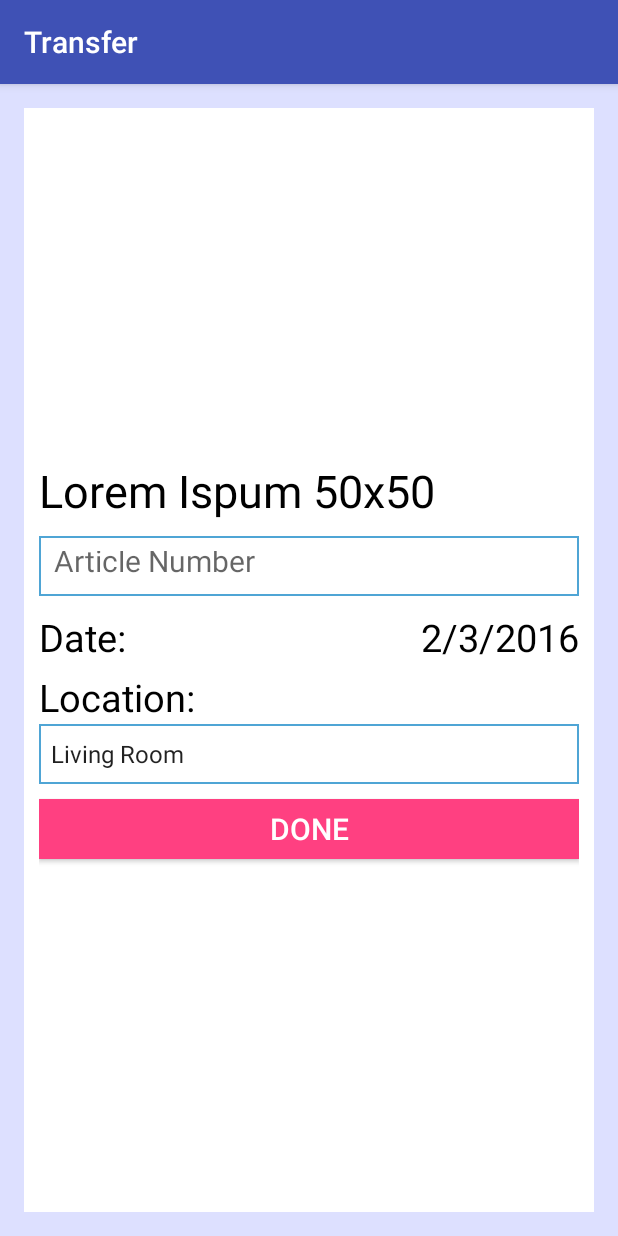
After one commit to ccastell/Transfer-System, an Android app: the Dashboard screen opened directly, with no data from a screen before it, on a phone screen of 412 x 824 dp. The commit adds this screen. Run offline under Robolectric (Android 15) with nearby library versions, the phone set to English and light mode, and no system bars.

Commit message:
XML is almost done

```diff
--- a/Application/app/src/main/AndroidManifest.xml
+++ b/Application/app/src/main/AndroidManifest.xml
@@ -15,6 +15,7 @@
                 <category android:name="android.intent.category.LAUNCHER" />
             </intent-filter>
         </activity>
+        <activity android:name=".Dashboard"></activity>
     </application>
 
 </manifest>
--- /dev/null
+++ b/Application/app/src/main/java/com/example/transfer/Dashboard.java
@@ -0,0 +1,13 @@
+package com.example.transfer;
+
+import android.support.v7.app.AppCompatActivity;
+import android.os.Bundle;
+
+public class Dashboard extends AppCompatActivity {
+
+    @Override
+    protected void onCreate(Bundle savedInstanceState) {
+        super.onCreate(savedInstanceState);
+        setContentView(R.layout.activity_dashboard);
+    }
+}
--- /dev/null
+++ b/Application/app/src/main/res/drawable/boxwithborder.xml
@@ -0,0 +1,5 @@
+<?xml version="1.0" encoding="utf-8"?>
+<shape xmlns:android="http://schemas.android.com/apk/res/android" android:shape="rectangle" >
+    <solid android:color="#ffffff" />
+    <stroke android:width="1dip" android:color="#4fa5d5"/>
+</shape>
--- /dev/null
+++ b/Application/app/src/main/res/layout/activity_dashboard.xml
@@ -0,0 +1,127 @@
+<?xml version="1.0" encoding="utf-8"?>
+<RelativeLayout xmlns:android="http://schemas.android.com/apk/res/android"
+    xmlns:tools="http://schemas.android.com/tools"
+    android:id="@+id/activity_dashboard"
+    android:layout_width="match_parent"
+    android:layout_height="match_parent"
+    android:paddingBottom="@dimen/activity_vertical_margin"
+    android:paddingLeft="@dimen/activity_horizontal_margin"
+    android:paddingRight="@dimen/activity_horizontal_margin"
+    android:paddingTop="@dimen/activity_vertical_margin"
+    android:background="@color/colorBackground"
+    tools:context="com.example.transfer.Dashboard">
+
+    <RelativeLayout
+        android:layout_width="match_parent"
+        android:layout_height="match_parent"
+        android:layout_alignParentTop="true"
+        android:background="@color/colorWhite"
+        android:layout_alignParentStart="true"
+        android:padding="10dp"
+        android:gravity="center">
+
+
+        <TextView
+            android:text="Lorem Ispum 50x50"
+            android:layout_width="match_parent"
+            android:layout_height="wrap_content"
+            android:id="@+id/article_name_textview"
+            android:textSize="30dp"
+            android:textColor="@color/colorBlack"
+            android:layout_alignParentTop="true"
+            android:layout_marginTop="10dp" />
+
+        <EditText
+            android:layout_width="match_parent"
+            android:layout_height="@dimen/activity_inputbox_height"
+            android:layout_below="@id/article_name_textview"
+            android:textColor="@color/colorBlack"
+            android:inputType="textPersonName"
+            android:hint="Article Number"
+            android:textSize="@dimen/activity_inputbox_textsize"
+            android:padding="10dp"
+            android:id="@+id/article_number_input"
+            android:background="@drawable/boxwithborder"
+            android:layout_centerHorizontal="true"
+            android:layout_marginTop="10dp" />
+
+
+        <LinearLayout
+            android:layout_width="match_parent"
+            android:layout_height="wrap_content"
+            android:orientation="horizontal"
+            android:id="@+id/date_view"
+            android:layout_marginTop="10dp"
+            android:layout_below="@id/article_number_input"
+            android:weightSum="2">
+            <TextView
+                android:text="Date:"
+                android:layout_width="wrap_content"
+                android:layout_height="30dp"
+                android:layout_gravity="left"
+                android:layout_weight="1"
+                android:textSize="25dp"
+                android:textColor="@color/colorBlack"
+                />
+
+            <TextView
+                android:text="2/3/2016"
+                android:layout_width="166dp"
+                android:layout_height="30dp"
+                android:layout_gravity="right"
+                android:layout_weight="1"
+                android:textSize="25dp"
+                android:textColor="@color/colorBlack"
+                android:textAlignment="viewEnd"
+                android:id="@+id/date__text_view"
+                />
+        </LinearLayout>
+
+        <LinearLayout
+            android:layout_width="match_parent"
+            android:layout_height="wrap_content"
+            android:orientation="vertical"
+            android:id="@+id/location_view"
+            android:layout_marginTop="10dp"
+            android:layout_below="@id/date_view"
+            android:weightSum="2">
+
+            <TextView
+                android:text="Location:"
+                android:layout_width="wrap_content"
+                android:layout_height="30dp"
+                android:layout_gravity="left"
+                android:layout_weight="1"
+                android:textSize="25dp"
+                android:textColor="@color/colorBlack"/>
+
+            <Spinner
+                android:layout_marginTop="5dp"
+                android:layout_width="match_parent"
+                android:layout_height="40dp"
+                android:entries="@array/departments"
+                android:background="@drawable/boxwithborder"
+                android:id="@+id/spinner"
+                android:textSize="25dp"
+                android:layout_gravity="right"/>
+        </LinearLayout>
+
+
+        <Button
+            android:text="Done"
+            android:layout_width="match_parent"
+            android:layout_height="@dimen/activity_button_height"
+            android:layout_marginTop="10dp"
+            android:textSize="@dimen/activity_button_textsize"
+            android:id="@+id/done_button"
+            android:layout_below="@+id/location_view"
+            android:background="@color/colorAccent"
+            android:layout_centerHorizontal="true"
+            android:textColor="@color/colorWhite"
+            android:layout_marginBottom="10dp" />
+
+
+    </RelativeLayout>
+
+
+</RelativeLayout>
--- a/Application/app/src/main/res/layout/activity_main.xml
+++ b/Application/app/src/main/res/layout/activity_main.xml
@@ -8,10 +8,55 @@
     android:paddingLeft="@dimen/activity_horizontal_margin"
     android:paddingRight="@dimen/activity_horizontal_margin"
     android:paddingTop="@dimen/activity_vertical_margin"
+    android:gravity="center"
+    android:background="@color/colorBackground"
     tools:context="com.example.transfer.MainActivity">
 
-    <TextView
+    <RelativeLayout
         android:layout_width="wrap_content"
         android:layout_height="wrap_content"
-        android:text="Hello World!" />
+        android:paddingLeft="10dp"
+        android:paddingRight="10dp"
+        android:background="@drawable/boxwithborder"
+        >
+    <EditText
+        android:layout_width="@dimen/main_button_width"
+        android:layout_height="@dimen/activity_inputbox_height"
+        android:inputType="textPersonName"
+        android:hint="UserName"
+        android:textSize="@dimen/activity_inputbox_textsize"
+        android:padding="10dp"
+        android:layout_alignParentTop="true"
+        android:id="@+id/user_name_input"
+        android:background="@drawable/boxwithborder"
+        android:layout_centerHorizontal="true"
+        android:layout_marginTop="10dp"/>
+
+    <EditText
+        android:layout_width="@dimen/main_button_width"
+        android:layout_height="@dimen/activity_inputbox_height"
+        android:layout_marginTop="10dp"
+        android:inputType="textPassword"
+        android:hint="Password"
+        android:textSize="@dimen/activity_inputbox_textsize"
+        android:padding="10dp"
+        android:layout_below="@id/user_name_input"
+        android:id="@+id/user_password"
+        android:background="@drawable/boxwithborder"
+        android:layout_centerHorizontal="true"/>
+
+    <Button
+        android:text="Sign In"
+        android:layout_width="@dimen/main_button_width"
+        android:layout_height="@dimen/activity_button_height"
+        android:layout_marginTop="10dp"
+        android:textSize="@dimen/activity_button_textsize"
+        android:id="@+id/signInButton"
+        android:layout_below="@+id/user_password"
+        android:background="@color/colorAccent"
+        android:layout_centerHorizontal="true"
+        android:textColor="@color/colorWhite"
+        android:layout_marginBottom="10dp"/>
+    </RelativeLayout>
+
 </RelativeLayout>
--- a/Application/app/src/main/res/values/colors.xml
+++ b/Application/app/src/main/res/values/colors.xml
@@ -3,4 +3,7 @@
     <color name="colorPrimary">#3F51B5</color>
     <color name="colorPrimaryDark">#303F9F</color>
     <color name="colorAccent">#FF4081</color>
+    <color name="colorBackground">#dde0ff</color>
+    <color name="colorWhite">#ffffff</color>
+    <color name="colorBlack">#000000</color>
 </resources>
--- a/Application/app/src/main/res/values/dimens.xml
+++ b/Application/app/src/main/res/values/dimens.xml
@@ -2,4 +2,12 @@
     <!-- Default screen margins, per the Android Design guidelines. -->
     <dimen name="activity_horizontal_margin">16dp</dimen>
     <dimen name="activity_vertical_margin">16dp</dimen>
+
+    <dimen name="main_inputbox_width">250dp</dimen>
+    <dimen name="activity_inputbox_height">40dp</dimen>
+    <dimen name="activity_inputbox_textsize">20dp</dimen>
+
+    <dimen name="main_button_width">250dp</dimen>
+    <dimen name="activity_button_height">40dp</dimen>
+    <dimen name="activity_button_textsize">20dp</dimen>
 </resources>
--- a/Application/app/src/main/res/values/strings.xml
+++ b/Application/app/src/main/res/values/strings.xml
@@ -1,3 +1,13 @@
 <resources>
     <string name="app_name">Transfer</string>
+
+
+    <string-array name="departments">
+        <item>Living Room</item>
+        <item>Kids</item>
+        <item>Workspace</item>
+        <item>Kitchen</item>
+        <item>Bedroom</item>
+    </string-array>
+
 </resources>
```
Also changed, not shown: 4 other files.
